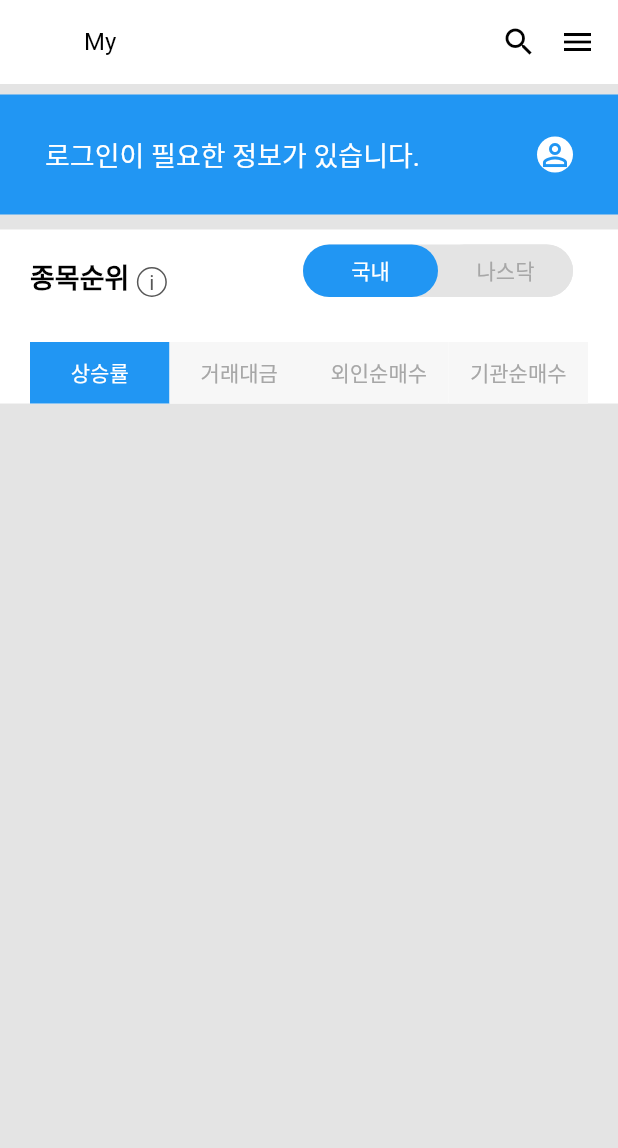
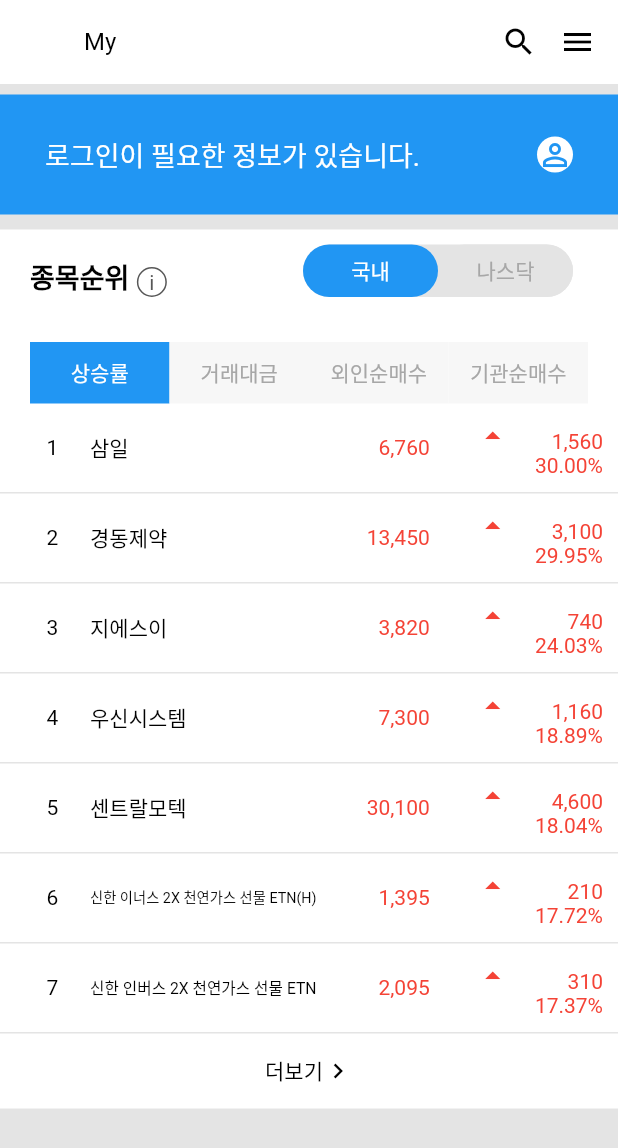
Before and after one commit to nadsi96/flutter_cloneCoding, a Flutter app: the MyPage screen opened directly, on a phone screen of 412 x 824 dp. Shown: the top 1148 px of the screen. Run offline on Flutter 3.47's test engine with Material 2 defaults, Android fonts, the phone set to English and light mode, and no system bars; our stand-ins replace get, webview_flutter; missing offline and left inert: aligned_dialog, linked_scroll_controller.

Commit message:
MyPage 종목순위 작성

```diff
--- a/lib/controllers/my_page_controller.dart
+++ b/lib/controllers/my_page_controller.dart
@@ -24,6 +24,7 @@ class MyPageController extends GetxController{
   var selectedStockRankTab1 = '상승률'.obs; // 국내
   var selectedStockRankTab2 = '상승률'.obs; // 나스닥
   var selectedStockRankTab;
+  var stockRankData = <StockData>[].obs;
   MyPageController(){
     refreshCurrentTime();
     selectedStockRankTab = {'국내' : selectedStockRankTab1, '나스닥' : selectedStockRankTab2};
@@ -57,6 +58,9 @@ class MyPageController extends GetxController{
     login(pw);
   }
 
+  /// 종목순위
+  /// 국내/나스닥 토글 선택에 따라
+  /// 해당하는 값들(상승률,거래대금,외인순매수,기관순매수 / 상승률,거래대금,거래량) 배열로 리턴
   List<String> getStockRankTypes(){
     if(stockRanktype.containsKey(typeRankToggle.value)){
       return stockRanktype[typeRankToggle.value]!;
@@ -65,6 +69,44 @@ class MyPageController extends GetxController{
     }
   }
 
+  /// 종목순위
+  /// 국내/나스닥 토글, 탭 선택에 따라 해당하는 데이터 배열 반환
+  List<StockData> getStockRankData(){
+    if(typeRankToggle.value == '국내'){
+      switch(selectedStockRankTab1.value){
+        case '상승률':
+          stockRankData.value = stockRank_incre;
+          break;
+        case '거래대금':
+          stockRankData.value = stockRank_tradeVol;
+          break;
+        case '외인순매수':
+          stockRankData.value = stockRank_foreignBuy;
+          break;
+        case '기관순매수':
+          stockRankData.value = stockRank_cooperBuy;
+          break;
+        default:
+          stockRankData.value = [];
+      }
+    }else{
+      switch(selectedStockRankTab2.value){
+        case '상승률':
+          stockRankData.value = stockRank_incre;
+          break;
+        case '거래대금':
+          stockRankData.value = stockRank_tradeVol;
+          break;
+        // case '거래량':
+          // stockRankData.value = stockRank_foreignBuy;
+          // break;
+        default:
+          stockRankData.value = [];
+      }
+    }
+    return stockRankData.value;
+  }
+
   void logout(){
     isLogin.value = false;
     pw = '';
--- a/lib/data/stock_rank_data.dart
+++ b/lib/data/stock_rank_data.dart
@@ -42,6 +42,16 @@ class StockData{
   final String dist;
   final int sign;
   final String drate;
+  late final String yesterday;
+  late final String todayStart;
+  late final String high;
+  late final String low;
 
-  StockData(this.name, this.price, this.dist, this.sign, this.drate);
+  StockData(this.name, this.price, this.dist, this.sign, this.drate){
+    yesterday = price;
+    todayStart = price;
+    high = (int.parse(price.replaceAll(',', '')) + 1500).toString();
+    low = (int.parse(price.replaceAll(',', '')) + 1500).toString();
+    print('$name $low');
+  }
 }
--- a/lib/my_page/my_page.dart
+++ b/lib/my_page/my_page.dart
@@ -28,13 +28,15 @@ class MyPage extends StatelessWidget {
   /// 회색 밑줄이 있는 AppBar
   AppBar topBar() {
     return AppBar(
-      leading: Obx((){
-        return (pageController.pageStackCnt.value > 1)? InkWell(
+      leading: Obx(() {
+        return (pageController.pageStackCnt.value > 1)
+            ? InkWell(
                 onTap: () {
                   goBack();
                 },
                 child: const TitleBarBackButton(),
-        ) : Container();
+              )
+            : Container();
       }),
       titleSpacing: 0,
       title: const Text(
@@ -500,6 +502,10 @@ class MyPage extends StatelessWidget {
               );
             }),
           ),
+          Obx(() {
+            final dataList = controller.getStockRankData();
+            return _stockRankList(dataList);
+          }),
         ],
       ),
     );
@@ -551,52 +557,98 @@ class MyPage extends StatelessWidget {
   /// 종목순위 리스트
   /// 상승률,거래대금, 외인순매수, 기관순매수 선택에 따라 받은 배열을 리스트뷰로 출력
   Widget _stockRankList(List<StockData> dataList) {
-    return ListView.builder(
-      itemCount: dataList.length * 2,
-      itemBuilder: (context, index) {
-        if (index.isOdd) {
-          final idx = index ~/ 2;
-          return _stockRankListItem(dataList[idx], idx + 1);
-        } else {
-          return const Divider(
-            height: 1,
-            color: LIGHTGRAY,
-            thickness: 1,
+    const double itemSize = 60; // 행 높이
+    const double showMoreSize = 50; // 더보기 칸 높이
+    final double boxSize = itemSize * (dataList.length) + showMoreSize; // 종목순위 영역 높이
+
+    final dataListView = List.generate(dataList.length, (index) {
+      return _stockRankListItem(dataList[index], index + 1, itemSize);
+    });
+    dataListView.add(
+      SizedBox(
+        height: showMoreSize,
+        child: InkWell(
+          onTap: (){
+
+          },
+          child: Row(
+            mainAxisAlignment: MainAxisAlignment.center,
+            crossAxisAlignment: CrossAxisAlignment.center,
+            children: [
+              Text(
+                '더보기',
+                style: TextStyle(fontSize: smallContentFont, color: BLACK),
+              ),
+              const Icon(Icons.chevron_right, size: 20, color: BLACK),
+            ],
+          ),
+        ),
+      ),
     );
-        }
-      },
+
+    return SizedBox(
+      height: boxSize,
+      child: ListView(
+        physics: const NeverScrollableScrollPhysics(),
+        children: dataListView,
+      ),
     );
   }
 
   /// 종목순위 리스트 항목
-  Widget _stockRankListItem(StockData data, int idx) {
+  Widget _stockRankListItem(StockData data, int idx, double itemSize) {
     const double fontSize = 14;
     final textColor = getColor(data.sign);
 
-    return ListTile(
-      leading: Text(
+    return Container(
+        height: itemSize,
+        padding: const EdgeInsets.symmetric(horizontal: 10, vertical: 5),
+        decoration: BoxDecoration(
+          border: const Border(
+            bottom: BorderSide(color: LIGHTGRAY),
+          ),
+        ),
+        child: Row(crossAxisAlignment: CrossAxisAlignment.center, children: [
+          Container(
+            width: 50,
+            height: 50,
+            alignment: Alignment.center,
+            child: Text(
               '$idx',
               style: const TextStyle(fontSize: fontSize, color: BLACK),
             ),
-      title: Row(
-        mainAxisAlignment: MainAxisAlignment.spaceBetween,
-        children: [
-          Text(
+          ),
+          Expanded(
+            child: Container(
+              alignment: Alignment.centerLeft,
+              padding: const EdgeInsets.only(right: 20),
+              child: FittedBox(
+                fit: BoxFit.scaleDown,
+                child: Text(
                   data.name,
                   style: const TextStyle(fontSize: fontSize, color: BLACK),
-          ),
-          Text(
-            data.price,
-            style: TextStyle(
-              fontSize: fontSize,
-              color: textColor,
+                  textAlign: TextAlign.left,
                 ),
               ),
-        ],
             ),
-      trailing: SizedBox(
-        height: 30,
-        width: 100,
+          ),
+          Expanded(
+            child: Row(
+              mainAxisAlignment: MainAxisAlignment.end,
+              children: [
+                Expanded(
+                  child: Container(
+                    padding: const EdgeInsets.only(right: 30),
+                    child: Text(
+                      data.price,
+                      style: TextStyle(fontSize: fontSize, color: textColor),
+                      textAlign: TextAlign.right,
+                    ),
+                  ),
+                ),
+                Expanded(
+                  child: SizedBox(
+                    height: 45,
                     child: Column(
                       mainAxisAlignment: MainAxisAlignment.center,
                       crossAxisAlignment: CrossAxisAlignment.end,
@@ -608,20 +660,27 @@ class MyPage extends StatelessWidget {
                             getSign(data.sign),
                             Text(
                               '${data.dist}',
-                  style: TextStyle(fontSize: fontSize, color: textColor),
+                              style: TextStyle(
+                                  fontSize: fontSize, color: textColor),
                             ),
                           ],
                         ),
                         Text(
                           '${data.drate}%',
-              style: TextStyle(fontSize: fontSize, color: textColor),
+                          style:
+                              TextStyle(fontSize: fontSize, color: textColor),
                         ),
                       ],
                     ),
                   ),
-    );
+                ),
+              ],
+            ),
+          ),
+        ]));
   }
 
+  /// 대비기호
   Widget getSign(int sign) {
     switch (sign) {
       case 1:
@@ -697,7 +756,7 @@ class MyPage extends StatelessWidget {
               },
               child: Column(children: [
                 userInfo(), // 회원 정보
-                stockRank(),
+                stockRank(), // 종목순위
               ]),
             ),
           )
```
Lines whose indentation alone changed are shown as unchanged.
